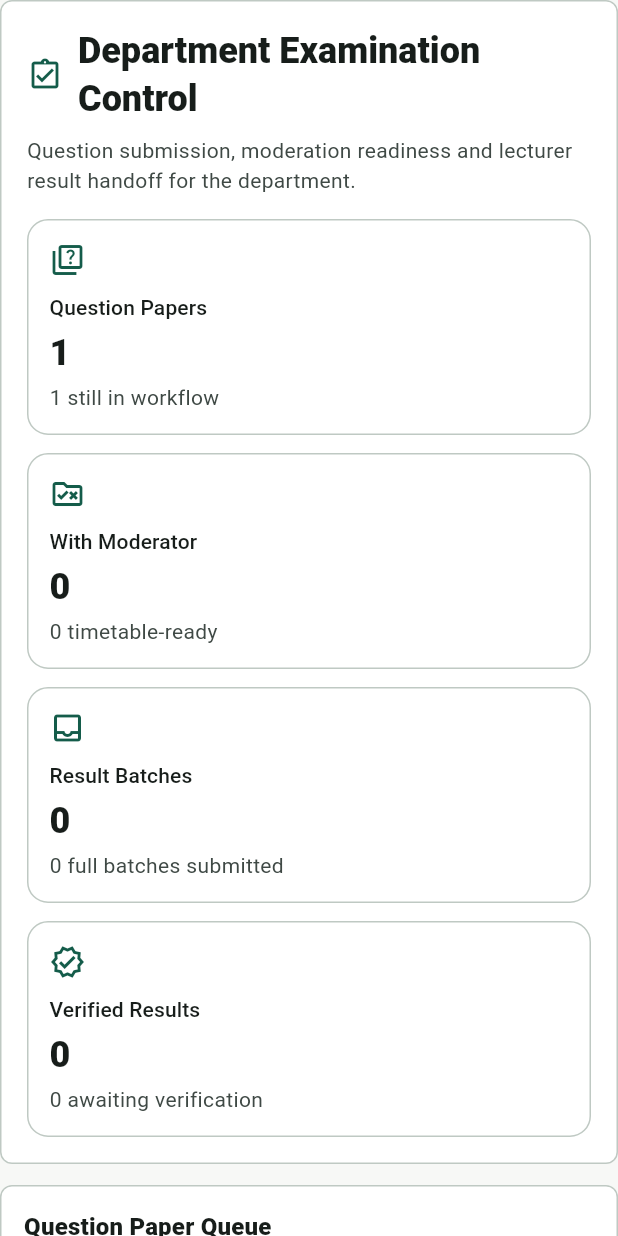
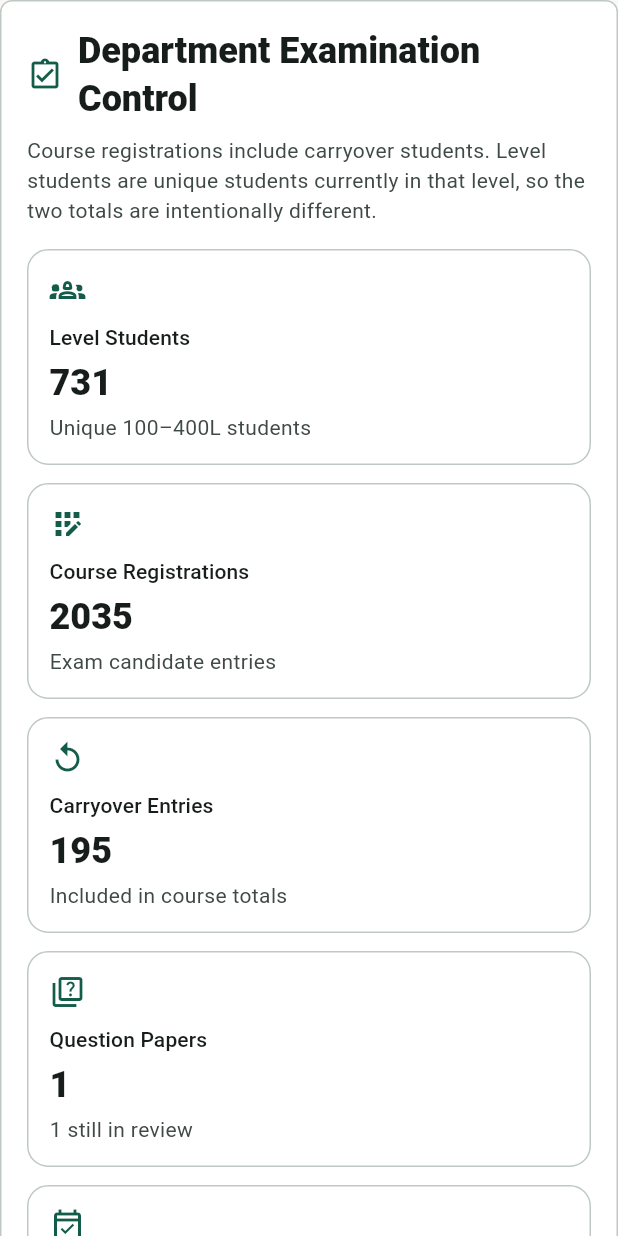
Before and after one commit to Bkzazzau1/abu_cbt_lecturer, a Flutter app: the DepartmentalExamOfficerOverviewPanel widget shown alone on an empty page, opened directly, on a phone screen of 412 x 824 dp. Run offline on Flutter 3.47's test engine with Material 3 defaults, Android fonts, the phone set to English and light mode, and no system bars; our stand-ins replace file_picker, pdf, printing, shared_preferences; accounts and stored records are empty.

Commit message:
Clarify Exam Officer registration and slot overview

```diff
--- a/lib/features/admin_shell/workspaces/departmental_exam_officer_overview_panel.dart
+++ b/lib/features/admin_shell/workspaces/departmental_exam_officer_overview_panel.dart
@@ -1,7 +1,7 @@
 import 'package:flutter/material.dart';
 
 import '../../exam_officer/data/exam_officer_workflow_state.dart';
-import '../../lecturer_workflow/data/lecturer_gradebook_state.dart';
+import '../../lecturer_workflow/data/cbt_calendar_state.dart';
 
 class DepartmentalExamOfficerOverviewPanel extends StatelessWidget {
   const DepartmentalExamOfficerOverviewPanel({super.key});
@@ -9,19 +9,20 @@ class DepartmentalExamOfficerOverviewPanel extends StatelessWidget {
   @override
   Widget build(BuildContext context) {
     final workflow = ExamOfficerWorkflowState.instance;
-    final gradebook = LecturerGradebookState.instance;
+    final calendar = CbtCalendarState.instance;
 
     return AnimatedBuilder(
       animation: workflow,
       builder: (context, _) {
-        final courses = gradebook.courses;
-        final submittedCourses = workflow.resultBatches
-            .where((batch) => batch.fullBatchSubmitted)
-            .length;
+        return AnimatedBuilder(
+          animation: calendar,
+          builder: (context, _) {
             final pendingQuestions = workflow.questionPapers
                 .where(
                   (paper) =>
-                  paper.status != ExamOfficerQuestionStatus.readyForTimetable,
+                      paper.status != ExamOfficerQuestionStatus.readyForTimetable &&
+                      paper.status != ExamOfficerQuestionStatus.partiallyScheduled &&
+                      paper.status != ExamOfficerQuestionStatus.scheduled,
                 )
                 .length;
             final pendingResults = workflow.resultBatches
@@ -61,7 +62,7 @@ class DepartmentalExamOfficerOverviewPanel extends StatelessWidget {
                         ),
                         const SizedBox(height: 8),
                         Text(
-                      'Question submission, moderation readiness and lecturer result handoff for the department.',
+                          'Course registrations include carryover students. Level students are unique students currently in that level, so the two totals are intentionally different.',
                           style: TextStyle(
                             color: Theme.of(context).colorScheme.onSurfaceVariant,
                           ),
@@ -69,9 +70,9 @@ class DepartmentalExamOfficerOverviewPanel extends StatelessWidget {
                         const SizedBox(height: 16),
                         LayoutBuilder(
                           builder: (context, constraints) {
-                        final width = constraints.maxWidth >= 900
-                            ? (constraints.maxWidth - 36) / 4
-                            : constraints.maxWidth >= 520
+                            final width = constraints.maxWidth >= 1100
+                                ? (constraints.maxWidth - 60) / 6
+                                : constraints.maxWidth >= 600
                                     ? (constraints.maxWidth - 12) / 2
                                     : constraints.maxWidth;
                             return Wrap(
@@ -80,24 +81,38 @@ class DepartmentalExamOfficerOverviewPanel extends StatelessWidget {
                               children: [
                                 _MetricCard(
                                   width: width,
+                                  label: 'Level Students',
+                                  value: '${workflow.totalLevelStudents}',
+                                  detail: 'Unique 100–400L students',
+                                  icon: Icons.groups_2_outlined,
+                                ),
+                                _MetricCard(
+                                  width: width,
+                                  label: 'Course Registrations',
+                                  value: '${workflow.totalCourseRegistrations}',
+                                  detail: 'Exam candidate entries',
+                                  icon: Icons.app_registration_outlined,
+                                ),
+                                _MetricCard(
+                                  width: width,
+                                  label: 'Carryover Entries',
+                                  value: '${workflow.totalCarryoverRegistrations}',
+                                  detail: 'Included in course totals',
+                                  icon: Icons.replay_outlined,
+                                ),
+                                _MetricCard(
+                                  width: width,
                                   label: 'Question Papers',
                                   value: '${workflow.questionsReceived}',
-                              detail: '$pendingQuestions still in workflow',
+                                  detail: '$pendingQuestions still in review',
                                   icon: Icons.quiz_outlined,
                                 ),
                                 _MetricCard(
                                   width: width,
-                              label: 'With Moderator',
-                              value: '${workflow.questionsWithModerator}',
-                              detail: '${workflow.questionsReady} timetable-ready',
-                              icon: Icons.rule_folder_outlined,
-                            ),
-                            _MetricCard(
-                              width: width,
-                              label: 'Result Batches',
-                              value: '${workflow.resultBatchesReceived}',
-                              detail: '$submittedCourses full batches submitted',
-                              icon: Icons.inbox_outlined,
+                                  label: 'Exam Slots',
+                                  value: '${calendar.availableSlots.length}',
+                                  detail: '${workflow.questionsScheduled} fully scheduled',
+                                  icon: Icons.event_available_outlined,
                                 ),
                                 _MetricCard(
                                   width: width,
@@ -117,7 +132,7 @@ class DepartmentalExamOfficerOverviewPanel extends StatelessWidget {
                 const SizedBox(height: 14),
                 LayoutBuilder(
                   builder: (context, constraints) {
-                final wide = constraints.maxWidth >= 900;
+                    final wide = constraints.maxWidth >= 920;
                     final panelWidth = wide
                         ? (constraints.maxWidth - 14) / 2
                         : constraints.maxWidth;
@@ -127,14 +142,11 @@ class DepartmentalExamOfficerOverviewPanel extends StatelessWidget {
                       children: [
                         SizedBox(
                           width: panelWidth,
-                      child: _QuestionQueueCard(workflow: workflow),
+                          child: _LevelLoadCard(workflow: workflow),
                         ),
                         SizedBox(
                           width: panelWidth,
-                      child: _CourseReadinessCard(
-                        workflow: workflow,
-                        courseCount: courses.length,
-                      ),
+                          child: _QuestionQueueCard(workflow: workflow),
                         ),
                       ],
                     );
@@ -143,6 +155,63 @@ class DepartmentalExamOfficerOverviewPanel extends StatelessWidget {
               ],
             );
           },
+        );
+      },
+    );
+  }
+}
+
+class _LevelLoadCard extends StatelessWidget {
+  const _LevelLoadCard({required this.workflow});
+
+  final ExamOfficerWorkflowState workflow;
+
+  @override
+  Widget build(BuildContext context) {
+    return Card(
+      child: Padding(
+        padding: const EdgeInsets.all(16),
+        child: Column(
+          crossAxisAlignment: CrossAxisAlignment.start,
+          children: [
+            Text(
+              'Courses by Level',
+              style: Theme.of(context)
+                  .textTheme
+                  .titleMedium
+                  ?.copyWith(fontWeight: FontWeight.w900),
+            ),
+            const SizedBox(height: 10),
+            for (final level in workflow.levels)
+              Builder(
+                builder: (context) {
+                  final courses = workflow.coursesForLevel(level);
+                  final registrations = courses.fold<int>(
+                    0,
+                    (sum, item) => sum + item.totalRegistered,
+                  );
+                  final carryover = courses.fold<int>(
+                    0,
+                    (sum, item) => sum + item.carryoverCount,
+                  );
+                  return ListTile(
+                    contentPadding: EdgeInsets.zero,
+                    leading: CircleAvatar(
+                      child: Text(level.substring(0, 1)),
+                    ),
+                    title: Text(
+                      '$level • ${workflow.cohortCount(level)} students',
+                      style: const TextStyle(fontWeight: FontWeight.w800),
+                    ),
+                    subtitle: Text(
+                      '${courses.length} courses • $registrations registrations • $carryover carryover',
+                    ),
+                  );
+                },
+              ),
+          ],
+        ),
+      ),
     );
   }
 }
@@ -154,7 +223,7 @@ class _QuestionQueueCard extends StatelessWidget {
 
   @override
   Widget build(BuildContext context) {
-    final papers = workflow.questionPapers.take(5).toList();
+    final papers = workflow.questionPapers.take(6).toList();
     return Card(
       child: Padding(
         padding: const EdgeInsets.all(16),
@@ -162,7 +231,7 @@ class _QuestionQueueCard extends StatelessWidget {
           crossAxisAlignment: CrossAxisAlignment.start,
           children: [
             Text(
-              'Question Paper Queue',
+              'Question & Timetable Queue',
               style: Theme.of(context)
                   .textTheme
                   .titleMedium
@@ -179,63 +248,10 @@ class _QuestionQueueCard extends StatelessWidget {
                     child: Icon(Icons.description_outlined),
                   ),
                   title: Text('${paper.courseCode} • ${paper.title}'),
-                  subtitle: Text(paper.lecturerName),
+                  subtitle: Text(
+                    '${workflow.candidateCountForCourse(paper.courseCode)} candidates • ${paper.lecturerName}',
+                  ),
                   trailing: Chip(label: Text(paper.status.label)),
-                ),
-          ],
-        ),
-      ),
-    );
-  }
-}
-
-class _CourseReadinessCard extends StatelessWidget {
-  const _CourseReadinessCard({
-    required this.workflow,
-    required this.courseCount,
-  });
-
-  final ExamOfficerWorkflowState workflow;
-  final int courseCount;
-
-  @override
-  Widget build(BuildContext context) {
-    final batches = workflow.resultBatches.take(5).toList();
-    return Card(
-      child: Padding(
-        padding: const EdgeInsets.all(16),
-        child: Column(
-          crossAxisAlignment: CrossAxisAlignment.start,
-          children: [
-            Text(
-              'Department Result Handoff',
-              style: Theme.of(context)
-                  .textTheme
-                  .titleMedium
-                  ?.copyWith(fontWeight: FontWeight.w900),
-            ),
-            const SizedBox(height: 4),
-            Text(
-              '$courseCount assigned course${courseCount == 1 ? '' : 's'} are being monitored.',
-              style: TextStyle(
-                color: Theme.of(context).colorScheme.onSurfaceVariant,
-              ),
-            ),
-            const SizedBox(height: 10),
-            if (batches.isEmpty)
-              const Text('No lecturer result batch has reached the Exam Officer yet.')
-            else
-              for (final batch in batches)
-                ListTile(
-                  contentPadding: EdgeInsets.zero,
-                  leading: const CircleAvatar(
-                    child: Icon(Icons.table_view_outlined),
-                  ),
-                  title: Text('${batch.courseCode} • ${batch.courseTitle}'),
-                  subtitle: Text(
-                    '${batch.completeCount}/${batch.studentCount} complete • ${batch.classAverage.toStringAsFixed(1)}% average',
-                  ),
-                  trailing: Chip(label: Text(batch.status.label)),
                 ),
           ],
         ),
@@ -284,10 +300,7 @@ class _MetricCard extends StatelessWidget {
                 ?.copyWith(fontWeight: FontWeight.w900),
           ),
           const SizedBox(height: 4),
-          Text(
-            detail,
-            style: TextStyle(color: scheme.onSurfaceVariant),
-          ),
+          Text(detail, style: TextStyle(color: scheme.onSurfaceVariant)),
         ],
       ),
     );
```
Lines whose indentation alone changed are shown as unchanged.
